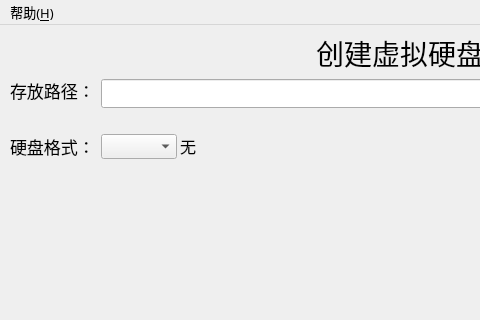
Czh-is-smartest/QEMU-GUI_Project, file ui/create_vhd_window.ui: the form before one commit; both pictures show x 0 to 480 and y 0 to 320 of the 800 by 600 pixel window.
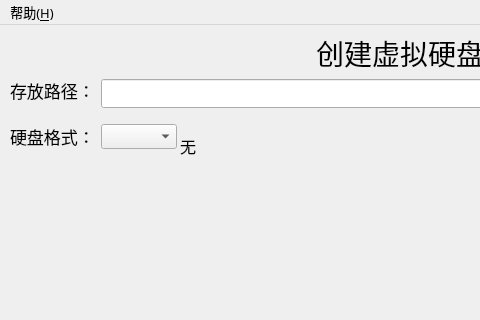
The form after the commit. Icons and pictures are not drawn.

Diff of the .ui file:
```diff
--- a/ui/create_vhd_window.ui
+++ b/ui/create_vhd_window.ui
@@ -70,7 +70,7 @@
     <property name="geometry">
      <rect>
       <x>101</x>
-      <y>109</y>
+      <y>99</y>
       <width>76</width>
       <height>25</height>
      </rect>
@@ -86,7 +86,7 @@
     <property name="geometry">
      <rect>
       <x>10</x>
-      <y>110</y>
+      <y>100</y>
       <width>85</width>
       <height>23</height>
      </rect>
```
